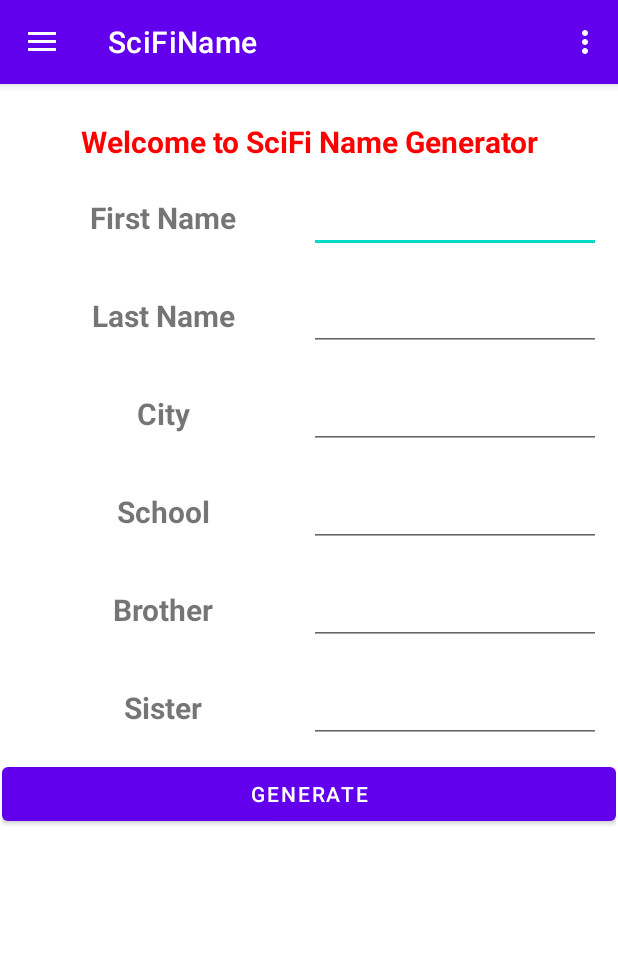
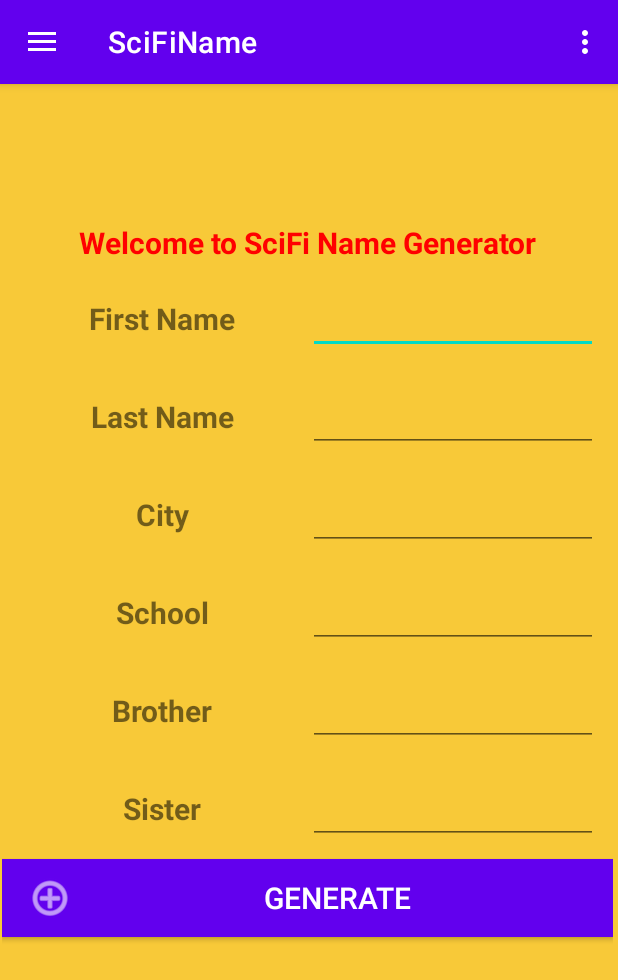
Before and after one commit to SICTCtestin/semester-1-finals-GrantCieslack, an Android app: the screen it shows after launch (MainActivity), in the side drawer, after a tap on "SciFiName", on a phone screen of 412 x 824 dp. Shown: the top 980 px of the screen. Run offline under Robolectric (Android 15) with nearby library versions, the phone set to English and light mode, and no system bars; our stand-ins replace navigation-ui.

Commit message:
updated MadFiNumb

```diff
--- a/MADLIB THING/MadFiNumb/app/src/main/java/com/example/madfinumb/MainActivity.java
+++ b/MADLIB THING/MadFiNumb/app/src/main/java/com/example/madfinumb/MainActivity.java
@@ -3,6 +3,7 @@ package com.example.madfinumb;
 import android.os.Bundle;
 import android.view.View;
 import android.view.Menu;
+import android.widget.Switch;
 
 import com.google.android.material.snackbar.Snackbar;
 import com.google.android.material.navigation.NavigationView;
@@ -18,24 +19,31 @@ import com.example.madfinumb.databinding.ActivityMainBinding;
 
 public class MainActivity extends AppCompatActivity {
 
+
+    //SOURCES
+    /*
+    https://stackoverflow.com/questions/2748830/how-to-change-background-color-in-android-app
+    https://stackoverflow.com/questions/21049747/how-can-i-generate-a-random-number-in-a-certain-range/21049922
+    https://stackoverflow.com/questions/2709253/converting-a-string-to-an-integer-on-android
+    Various Classmates
+    Notes from:
+        Madlib
+        SciFi Name Generator
+        NavDrawerTest
+    */
     private AppBarConfiguration mAppBarConfiguration;
     private ActivityMainBinding binding;
+
 
     @Override
     protected void onCreate(Bundle savedInstanceState) {
         super.onCreate(savedInstanceState);
 
+
         binding = ActivityMainBinding.inflate(getLayoutInflater());
         setContentView(binding.getRoot());
 
         setSupportActionBar(binding.appBarMain.toolbar);
-//        binding.appBarMain.fab.setOnClickListener(new View.OnClickListener() {
-//            @Override
-//            public void onClick(View view) {
-//                Snackbar.make(view, "Replace with your own action", Snackbar.LENGTH_LONG)
-//                        .setAction("Action", null).show();
-//            }
-//        });
         DrawerLayout drawer = binding.drawerLayout;
         NavigationView navigationView = binding.navView;
         // Passing each menu ID as a set of Ids because each
--- a/MADLIB THING/MadFiNumb/app/src/main/java/com/example/madfinumb/ui/MadLib/MadLibFragment.java
+++ b/MADLIB THING/MadFiNumb/app/src/main/java/com/example/madfinumb/ui/MadLib/MadLibFragment.java
@@ -38,6 +38,7 @@ public class MadLibFragment extends Fragment {
 
         View rootView = inflater.inflate(R.layout.fragment_madlib, container, false);
 
+        //set variables to elements on xml
         nounTXT1 = rootView.findViewById(R.id.editTextNoun);
         nounTXT2 = rootView.findViewById(R.id.editTextNoun2);
         verbTXT1 = rootView.findViewById(R.id.editTextVerb1);
@@ -60,8 +61,10 @@ public class MadLibFragment extends Fragment {
 
 
     public void generate() {
+        //get random int to decide the madlib
         Random rng = new Random();
         int randomNumber = rng.nextInt(3);
+        //this is the different madlibs
         switch (randomNumber) {
             case 0:
                 output.setText("The " + adjTXT1.getText() + " " + nounTXT1.getText() + " will " + verbTXT1.getText() + " toward the " + adjTXT2.getText() + " " + nounTXT2.getText() + " and " + verbTXT2.getText() + " just before the " + colorTXT.getText() + " moon screams out '" + excTXT.getText() + "'.");
--- a/MADLIB THING/MadFiNumb/app/src/main/java/com/example/madfinumb/ui/SciFiName/SciFiFragment.java
+++ b/MADLIB THING/MadFiNumb/app/src/main/java/com/example/madfinumb/ui/SciFiName/SciFiFragment.java
@@ -34,6 +34,7 @@ public class SciFiFragment extends Fragment {
 
         View rootView = inflater.inflate(R.layout.fragment_scifi,container,false);
 
+        //set variables equal to elements
         firstNameTXT = rootView.findViewById(R.id.firstTXT);
         lastNameTXT = rootView.findViewById(R.id.lastTXT);
         cityTXT = rootView.findViewById(R.id.cityTXT);
@@ -54,6 +55,7 @@ public class SciFiFragment extends Fragment {
     }
     //generate SciFiName
     private void generate(){
+        //grabs inputs and makes them strings
         String first = String.valueOf(firstNameTXT.getText());
         String last = String.valueOf(lastNameTXT.getText());
         String city = String.valueOf(cityTXT.getText());
@@ -61,7 +63,7 @@ public class SciFiFragment extends Fragment {
         String brother = String.valueOf(broTXT.getText());
         String sister = String.valueOf(sisTXT.getText());
 
-
+        //randomly splices the strings to make the names
         int rF = (int) (Math.random()*firstNameTXT.length());
         int rL = (int) (Math.random()*lastNameTXT.length());
         int rC = (int) (Math.random()*cityTXT.length());
--- a/MADLIB THING/MadFiNumb/app/src/main/res/layout/fragment_scifi.xml
+++ b/MADLIB THING/MadFiNumb/app/src/main/res/layout/fragment_scifi.xml
@@ -3,20 +3,22 @@
     xmlns:app="http://schemas.android.com/apk/res-auto"
     xmlns:tools="http://schemas.android.com/tools"
     android:layout_width="match_parent"
-    android:layout_height="match_parent">
+    android:layout_height="match_parent"
+    android:background="#f8c938">
 
     <LinearLayout
-        android:layout_width="409dp"
-        android:layout_height="729dp"
+        android:layout_width="407dp"
+        android:layout_height="681dp"
         android:layout_marginStart="1dp"
         android:layout_marginTop="1dp"
         android:layout_marginEnd="1dp"
-        android:layout_marginBottom="1dp"
         android:orientation="vertical"
         app:layout_constraintBottom_toBottomOf="parent"
         app:layout_constraintEnd_toEndOf="parent"
+        app:layout_constraintHorizontal_bias="0.0"
         app:layout_constraintStart_toStartOf="parent"
-        app:layout_constraintTop_toTopOf="parent">
+        app:layout_constraintTop_toTopOf="parent"
+        app:layout_constraintVertical_bias="1.0">
 
         <TextView
             android:layout_width="match_parent"
@@ -36,13 +38,13 @@
 
             <TextView
                 android:id="@+id/firstLBL"
-                android:textStyle="bold"
-                android:textSize="20dp"
-                android:textAlignment="center"
                 android:layout_width="match_parent"
                 android:layout_height="wrap_content"
                 android:layout_weight="1"
-                android:text="First Name" />
+                android:text="First Name"
+                android:textAlignment="center"
+                android:textSize="20dp"
+                android:textStyle="bold" />
 
             <EditText
                 android:id="@+id/firstTXT"
@@ -50,24 +52,24 @@
                 android:layout_height="wrap_content"
                 android:layout_weight="1"
                 android:ems="10"
-                android:inputType="textPersonName"/>
+                android:inputType="textPersonName" />
         </LinearLayout>
 
         <LinearLayout
             android:layout_width="match_parent"
             android:layout_height="wrap_content"
-            android:padding="10dp"
-            android:orientation="horizontal">
+            android:orientation="horizontal"
+            android:padding="10dp">
 
             <TextView
                 android:id="@+id/lastLBL"
-                android:textStyle="bold"
-                android:textSize="20dp"
-                android:textAlignment="center"
                 android:layout_width="match_parent"
                 android:layout_height="wrap_content"
                 android:layout_weight="1"
-                android:text="Last Name" />
+                android:text="Last Name"
+                android:textAlignment="center"
+                android:textSize="20dp"
+                android:textStyle="bold" />
 
             <EditText
                 android:id="@+id/lastTXT"
@@ -75,24 +77,24 @@
                 android:layout_height="wrap_content"
                 android:layout_weight="1"
                 android:ems="10"
-                android:inputType="textPersonName"/>
+                android:inputType="textPersonName" />
         </LinearLayout>
 
         <LinearLayout
             android:layout_width="match_parent"
             android:layout_height="wrap_content"
-            android:padding="10dp"
-            android:orientation="horizontal">
+            android:orientation="horizontal"
+            android:padding="10dp">
 
             <TextView
                 android:id="@+id/cityLBL"
-                android:textStyle="bold"
-                android:textSize="20dp"
-                android:textAlignment="center"
                 android:layout_width="match_parent"
                 android:layout_height="wrap_content"
                 android:layout_weight="1"
-                android:text="City" />
+                android:text="City"
+                android:textAlignment="center"
+                android:textSize="20dp"
+                android:textStyle="bold" />
 
             <EditText
                 android:id="@+id/cityTXT"
@@ -100,24 +102,24 @@
                 android:layout_height="wrap_content"
                 android:layout_weight="1"
                 android:ems="10"
-                android:inputType="textPersonName"/>
+                android:inputType="textPersonName" />
         </LinearLayout>
 
         <LinearLayout
             android:layout_width="match_parent"
             android:layout_height="wrap_content"
-            android:padding="10dp"
-            android:orientation="horizontal">
+            android:orientation="horizontal"
+            android:padding="10dp">
 
             <TextView
                 android:id="@+id/schoolLBL"
-                android:textSize="20dp"
-                android:textStyle="bold"
-                android:textAlignment="center"
                 android:layout_width="match_parent"
                 android:layout_height="wrap_content"
                 android:layout_weight="1"
-                android:text="School" />
+                android:text="School"
+                android:textAlignment="center"
+                android:textSize="20dp"
+                android:textStyle="bold" />
 
             <EditText
                 android:id="@+id/schoolTXT"
@@ -125,24 +127,24 @@
                 android:layout_height="wrap_content"
                 android:layout_weight="1"
                 android:ems="10"
-                android:inputType="textPersonName"/>
+                android:inputType="textPersonName" />
         </LinearLayout>
 
         <LinearLayout
             android:layout_width="match_parent"
             android:layout_height="wrap_content"
-            android:padding="10dp"
-            android:orientation="horizontal">
+            android:orientation="horizontal"
+            android:padding="10dp">
 
             <TextView
                 android:id="@+id/broLBL"
-                android:textStyle="bold"
-                android:textSize="20dp"
-                android:textAlignment="center"
                 android:layout_width="match_parent"
                 android:layout_height="wrap_content"
                 android:layout_weight="1"
-                android:text="Brother" />
+                android:text="Brother"
+                android:textAlignment="center"
+                android:textSize="20dp"
+                android:textStyle="bold" />
 
             <EditText
                 android:id="@+id/broTXT"
@@ -150,24 +152,24 @@
                 android:layout_height="wrap_content"
                 android:layout_weight="1"
                 android:ems="10"
-                android:inputType="textPersonName"/>
+                android:inputType="textPersonName" />
         </LinearLayout>
 
         <LinearLayout
             android:layout_width="match_parent"
             android:layout_height="wrap_content"
-            android:padding="10dp"
-            android:orientation="horizontal">
+            android:orientation="horizontal"
+            android:padding="10dp">
 
             <TextView
                 android:id="@+id/sisLBL"
-                android:textSize="20dp"
-                android:textStyle="bold"
-                android:textAlignment="center"
                 android:layout_width="match_parent"
                 android:layout_height="wrap_content"
                 android:layout_weight="1"
-                android:text="Sister" />
+                android:text="Sister"
+                android:textAlignment="center"
+                android:textSize="20dp"
+                android:textStyle="bold" />
 
             <EditText
                 android:id="@+id/sisTXT"
@@ -175,25 +177,30 @@
                 android:layout_height="wrap_content"
                 android:layout_weight="1"
                 android:ems="10"
-                android:inputType="textPersonName"/>
+                android:inputType="textPersonName" />
         </LinearLayout>
 
         <Button
             android:id="@+id/generator"
+            style="@style/Widget.AppCompat.Button.Small"
             android:layout_width="match_parent"
             android:layout_height="wrap_content"
-            android:text="@string/generate" />
+            android:background="#E33535"
+            android:text="@string/generate"
+            android:textSize="20sp"
+            app:icon="@android:drawable/ic_menu_add" />
 
         <TextView
             android:id="@+id/output"
             android:layout_width="match_parent"
             android:layout_height="wrap_content"
             android:padding="10dp"
+            android:textColor="#673AB7"
+            android:textSize="16sp"
             android:textStyle="bold" />
 
 
     </LinearLayout>
 
 
-
 </androidx.constraintlayout.widget.ConstraintLayout>
```
Also changed, not shown: MADLIB THING/MadFiNumb/app/src/main/java/com/example/madfinumb/ui/NumberGuessing/NumberFragment.java (+26 -10 lines), MADLIB THING/MadFiNumb/app/src/main/res/layout/fragment_home.xml (+49 -4 lines), MADLIB THING/MadFiNumb/app/src/main/res/layout/fragment_madlib.xml (+39 -1 lines), MADLIB THING/MadFiNumb/app/src/main/res/layout/fragment_numberguess.xml (+29 -5 lines), MADLIB THING/MadFiNumb/app/src/main/res/drawable-v24/arrow.png (added), MADLIB THING/MadFiNumb/app/src/main/res/drawable-v24/arrrpw.png (added).
